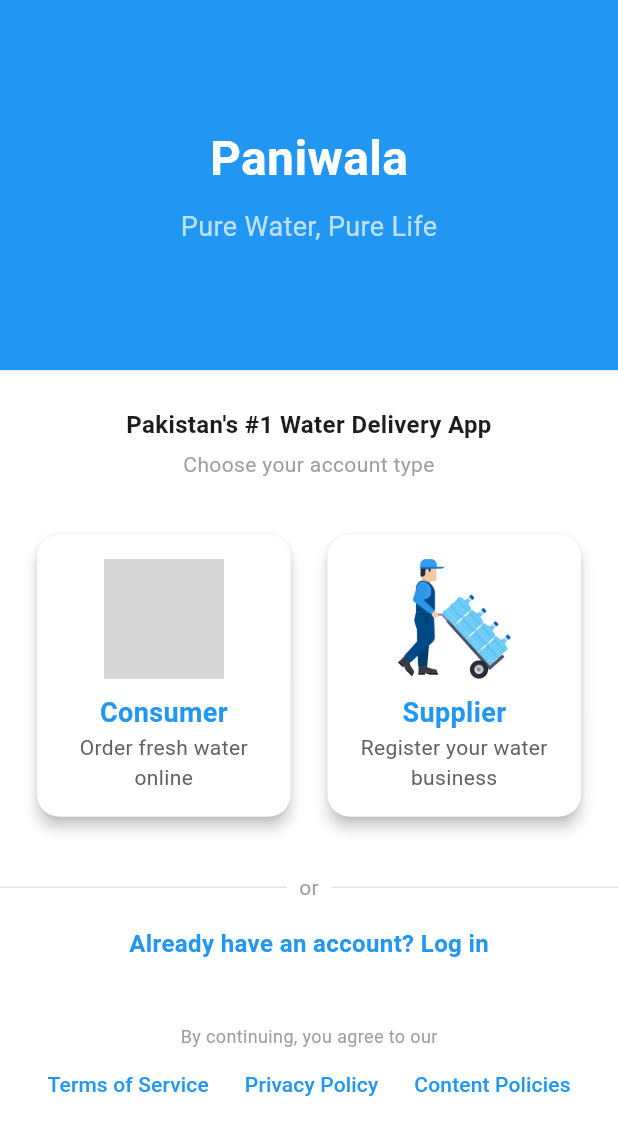
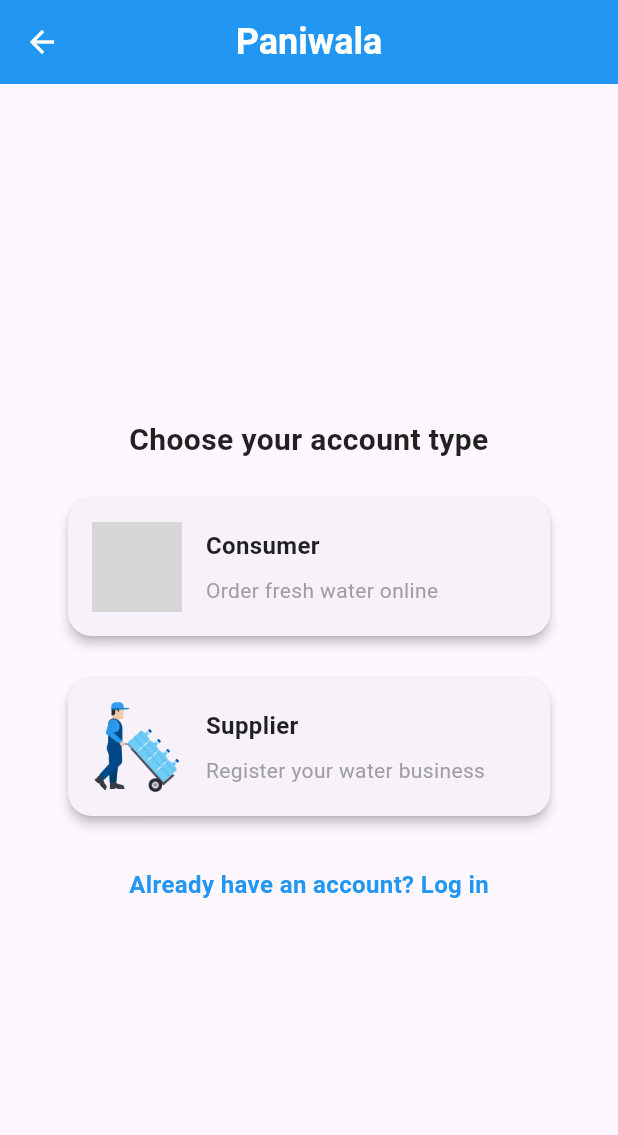
Before and after one commit to AmnaArifHussainC/paniwala, a Flutter app: the ChooseAccountScreen screen opened directly, on a phone screen of 412 x 824 dp. Shown: the top 1135 px of the screen. Run offline on Flutter 3.47's test engine with Material 3 defaults, Android fonts, the phone set to English and light mode, and no system bars; missing offline and left inert: onboarding_intro_screen; grey boxes are pictures that could not be loaded.

Commit message:
Merge remote-tracking branch 'origin/master'

```diff
--- a/lib/choose_account_screen.dart
+++ b/lib/choose_account_screen.dart
@@ -1,6 +1,5 @@
 import 'package:flutter/material.dart';
 import 'package:paniwala/view/user_auth/signin.dart';
-import 'package:paniwala/widgets/main_screen_cards.dart';
 
 class ChooseAccountScreen extends StatelessWidget {
   @override
@@ -9,117 +8,68 @@ class ChooseAccountScreen extends StatelessWidget {
     final screenHeight = MediaQuery.of(context).size.height;
 
     return Scaffold(
-      backgroundColor: Colors.white,
-      body: SafeArea(
-        child: SingleChildScrollView(
-          child: Column(
-            crossAxisAlignment: CrossAxisAlignment.stretch,
-            children: [
-              // Header Section
-              Container(
-                padding: EdgeInsets.symmetric(vertical: screenHeight * 0.1),
-                color: Colors.blue,
-                child: Column(
-                  mainAxisAlignment: MainAxisAlignment.center,
-                  children: const [
-                    Text(
+      appBar: AppBar(
+        backgroundColor: Colors.blue,
+        elevation: 0,
+        iconTheme: IconThemeData(color: Colors.white),
+        centerTitle: true,
+        title: const Text(
           "Paniwala",
           style: TextStyle(
-                        fontSize: 32,
+            fontSize: 24,
             fontWeight: FontWeight.bold,
             color: Colors.white,
           ),
         ),
-                    SizedBox(height: 10),
-                    Text(
-                      "Pure Water, Pure Life",
-                      style: TextStyle(fontSize: 18, color: Colors.white70),
+      ),
+      body: SafeArea(
+        child: Center(
+          child: Padding(
+            padding: EdgeInsets.symmetric(horizontal: screenWidth * 0.1),
+            child: Column(
+              mainAxisSize: MainAxisSize.min,
+              children: [
+                // Subheading
+                const Text(
+                  "Choose your account type",
+                  style: TextStyle(
+                    fontSize: 20,
+                    fontWeight: FontWeight.bold,
+                    color: Colors.black87,
+                  ),
+                  textAlign: TextAlign.center,
+                ),
+                const SizedBox(height: 20),
+
+                // Account Type Buttons
+                Column(
+                  children: [
+                    _buildAccountCard(
+                      context,
+                      image: "assets/images/consumer.png",
+                      title: "Consumer",
+                      description: "Order fresh water online",
+                      onTap: () => Navigator.push(
+                        context,
+                        MaterialPageRoute(builder: (context) => SignInScreen()),
+                      ),
+                    ),
+                    const SizedBox(height: 20),
+                    _buildAccountCard(
+                      context,
+                      image: "assets/images/supplier.png",
+                      title: "Supplier",
+                      description: "Register your water business",
+                      onTap: () => Navigator.pushNamed(context, "/supplier_login"),
                     ),
                   ],
                 ),
-              ),
 
-              SizedBox(height: screenHeight * 0.03),
-
-              // Subheading
-              Padding(
-                padding: EdgeInsets.symmetric(horizontal: screenWidth * 0.05),
-                child: Column(
-                  children: const [
-                    Text(
-                      "Pakistan's #1 Water Delivery App",
-                      style: TextStyle(fontSize: 16, fontWeight: FontWeight.bold),
-                      textAlign: TextAlign.center,
-                    ),
-                    SizedBox(height: 5),
-                    Text(
-                      "Choose your account type",
-                      style: TextStyle(fontSize: 14, color: Colors.grey),
-                      textAlign: TextAlign.center,
-                    ),
-                  ],
-                ),
-              ),
-
-              SizedBox(height: screenHeight * 0.04),
-
-              // Account Type Cards
-              Padding(
-                padding: EdgeInsets.symmetric(horizontal: screenWidth * 0.05),
-                child: Row(
-                  children: [
-                    Expanded(
-                      child: AccountTypeCard(
-                        image: "assets/images/consumer.png",
-                        title: "Consumer",
-                        tagline: "Order fresh water online",
-                        onTap: () {
-                          Navigator.push(
-                            context,
-                            MaterialPageRoute(
-                              builder: (context) => SignInScreen(),
-                            ),
-                          );
-                        },
-                      ),
-                    ),
-                    SizedBox(width: screenWidth * 0.04),
-                    Expanded(
-                      child: AccountTypeCard(
-                        image: "assets/images/supplier.png",
-                        title: "Supplier",
-                        tagline: "Register your water business",
-                        onTap: () {
-                          Navigator.pushNamed(context, "/supplier_login");
-                        },
-                      ),
-                    ),
-                  ],
-                ),
-              ),
-
-              SizedBox(height: screenHeight * 0.04),
-
-              // Divider with "or"
-              Row(
-                children: [
-                  Expanded(child: Divider(thickness: 1, color: Colors.grey[300])),
-                  Padding(
-                    padding: EdgeInsets.symmetric(horizontal: screenWidth * 0.02),
-                    child: const Text("or", style: TextStyle(color: Colors.grey)),
-                  ),
-                  Expanded(child: Divider(thickness: 1, color: Colors.grey[300])),
-                ],
-              ),
-
-              SizedBox(height: screenHeight * 0.02),
+                const SizedBox(height: 30),
 
                 // Login Text
-              Center(
-                child: GestureDetector(
-                  onTap: () {
-                    Navigator.pushNamed(context, "/login");
-                  },
+                GestureDetector(
+                  onTap: () => Navigator.pushNamed(context, "/login"),
                   child: const Text(
                     "Already have an account? Log in",
                     style: TextStyle(
@@ -129,44 +79,55 @@ class ChooseAccountScreen extends StatelessWidget {
                     ),
                   ),
                 ),
-              ),
-
-              SizedBox(height: screenHeight * 0.05),
-
-              // Terms and Policies
-              Padding(
-                padding: EdgeInsets.only(bottom: screenHeight * 0.02),
-                child: Column(
-                  children: [
-                    const Text(
-                      "By continuing, you agree to our",
-                      style: TextStyle(fontSize: 12, color: Colors.grey),
-                    ),
-                    Row(
-                      mainAxisAlignment: MainAxisAlignment.center,
-                      children: [
-                        TextButton(
-                          onPressed: () {},
-                          child: const Text(
-                            "Terms of Service",
-                            style: TextStyle(color: Colors.blue),
+              ],
             ),
           ),
-                        TextButton(
-                          onPressed: () {},
-                          child: const Text(
-                            "Privacy Policy",
-                            style: TextStyle(color: Colors.blue),
         ),
       ),
-                        TextButton(
-                          onPressed: () {},
-                          child: const Text(
-                            "Content Policies",
-                            style: TextStyle(color: Colors.blue),
+    );
+  }
+
+  Widget _buildAccountCard(BuildContext context, {
+    required String image,
+    required String title,
+    required String description,
+    required VoidCallback onTap,
+  }) {
+    return GestureDetector(
+      onTap: onTap,
+      child: Card(
+        shape: RoundedRectangleBorder(borderRadius: BorderRadius.circular(16)),
+        elevation: 3,
+        child: Padding(
+          padding: const EdgeInsets.all(16.0),
+          child: Row(
+            children: [
+              Image.asset(
+                image,
+                height: 60,
+                width: 60,
+                fit: BoxFit.contain,
+              ),
+              const SizedBox(width: 16),
+              Expanded(
+                child: Column(
+                  crossAxisAlignment: CrossAxisAlignment.start,
+                  children: [
+                    Text(
+                      title,
+                      style: const TextStyle(
+                        fontSize: 16,
+                        fontWeight: FontWeight.bold,
+                        color: Colors.black87,
                       ),
                     ),
-                      ],
+                    const SizedBox(height: 8),
+                    Text(
+                      description,
+                      style: const TextStyle(
+                        fontSize: 14,
+                        color: Colors.grey,
+                      ),
                     ),
                   ],
                 ),
```
Lines whose indentation alone changed are shown as unchanged.
